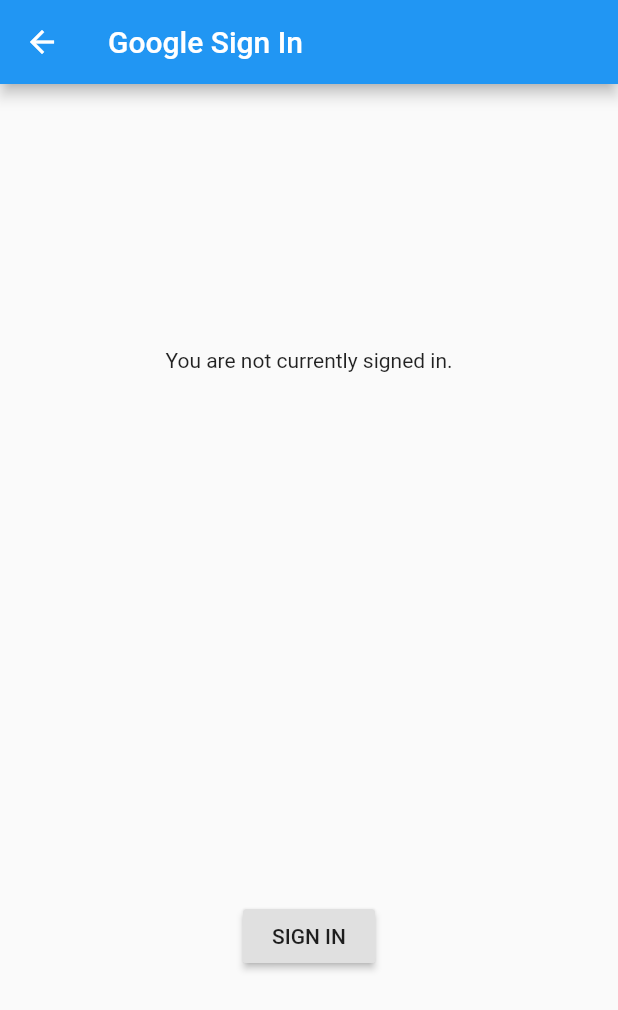
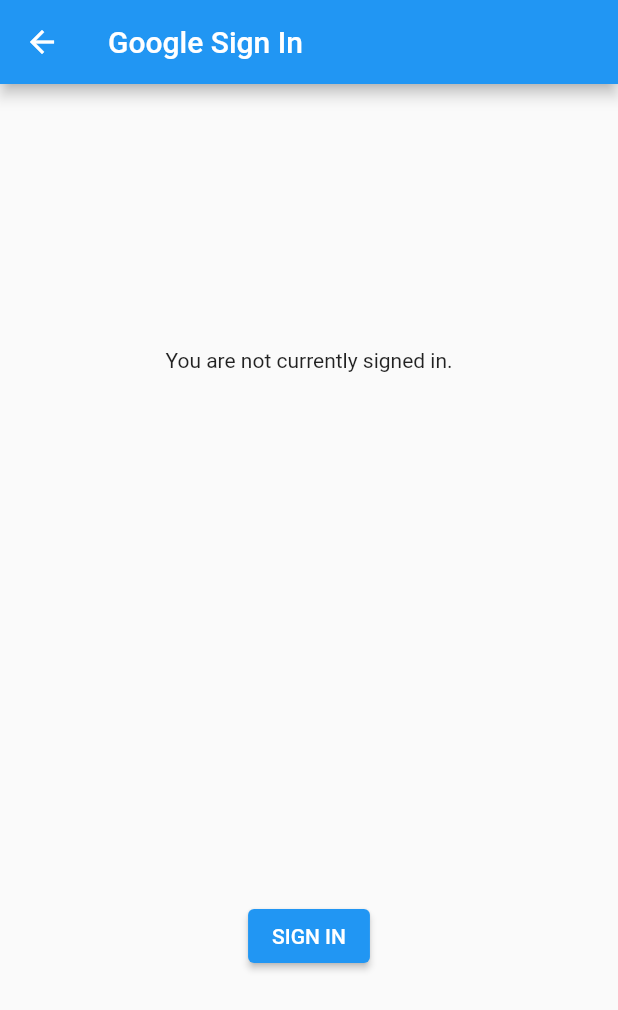
Before and after one commit to martinblanco/adoptapp, a Flutter app: the screen it shows after launch, after a tap on "Google Sign In", on a phone screen of 412 x 824 dp. Shown: the top 1010 px of the screen. Run offline on Flutter 3.47's test engine with Material 2 defaults, Android fonts, the phone set to English and light mode, and no system bars; our stand-ins replace firebase_auth, firebase_core, firebase_database, firebase_storage, font_awesome_flutter, google_sign_in and 1 more; accounts and stored records are empty; network calls fail.

Commit message:
Actualizando funciones deprecadas

```diff
--- a/lib/googlepage.dart
+++ b/lib/googlepage.dart
@@ -116,11 +116,11 @@ class SignInDemoState extends State<SignInDemo> {
           ),
           const Text("Signed in successfully."),
           Text(_contactText),
-          RaisedButton(
+          ElevatedButton(
             child: const Text('SIGN OUT'),
             onPressed: _handleSignOut,
           ),
-          RaisedButton(
+          ElevatedButton(
             child: const Text('REFRESH'),
             onPressed: _handleGetContact,
           ),
@@ -131,7 +131,7 @@ class SignInDemoState extends State<SignInDemo> {
         mainAxisAlignment: MainAxisAlignment.spaceAround,
         children: <Widget>[
           const Text("You are not currently signed in."),
-          RaisedButton(
+          ElevatedButton(
             child: const Text('SIGN IN'),
             onPressed: _handleSignIn,
           ),
--- a/lib/loginPage.dart
+++ b/lib/loginPage.dart
@@ -1,3 +1,5 @@
+// ignore_for_file: unnecessary_new
+
 import 'package:flutter/material.dart';
 import 'package:adoptapp/googlepage.dart';
 import 'package:adoptapp/registerPage.dart';
@@ -95,11 +97,15 @@ class _LoginPageState extends State<LoginPage> {
                           ),
                         ),
                         new Padding(padding: new EdgeInsets.only(top: 30.0)),
-                        new RaisedButton(
-                          color: Colors.blue,
-                          shape: new RoundedRectangleBorder(
-                              borderRadius: new BorderRadius.circular(30.0)),
-                          padding: new EdgeInsets.all(16.0),
+                        new ElevatedButton(
+                          style: ElevatedButton.styleFrom(
+                              backgroundColor: Colors.blue, // background
+                              foregroundColor: Colors.white,
+                              shape: new RoundedRectangleBorder(
+                                  borderRadius:
+                                      new BorderRadius.circular(30.0)),
+                              padding: new EdgeInsets.all(16.0) // foreground
+                              ),
                           child: new Row(
                             mainAxisAlignment: MainAxisAlignment.center,
                             children: <Widget>[
@@ -118,11 +124,15 @@ class _LoginPageState extends State<LoginPage> {
                         ),
                         // ignore: prefer_const_constructors
                         Divider(),
-                        new RaisedButton(
-                          color: Colors.blue,
-                          shape: new RoundedRectangleBorder(
-                              borderRadius: new BorderRadius.circular(30.0)),
-                          padding: new EdgeInsets.all(16.0),
+                        new ElevatedButton(
+                          style: ElevatedButton.styleFrom(
+                              backgroundColor: Colors.blue, // background
+                              foregroundColor: Colors.white,
+                              shape: new RoundedRectangleBorder(
+                                  borderRadius:
+                                      new BorderRadius.circular(30.0)),
+                              padding: new EdgeInsets.all(16.0) // foreground
+                              ),
                           child: new Row(
                             mainAxisAlignment: MainAxisAlignment.center,
                             children: <Widget>[
```
Also changed, not shown: lib/filters.dart (+10 -1 lines), lib/registerPage.dart (+5 -3 lines).
